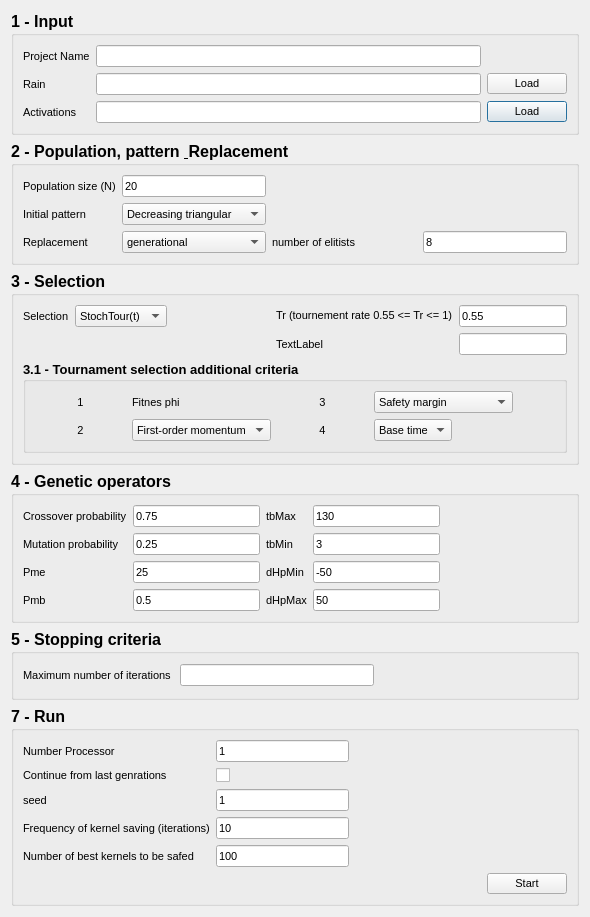
Before: the Qt Designer form dialog.ui in alessioderango/SAKe, drawn with Qt 5.
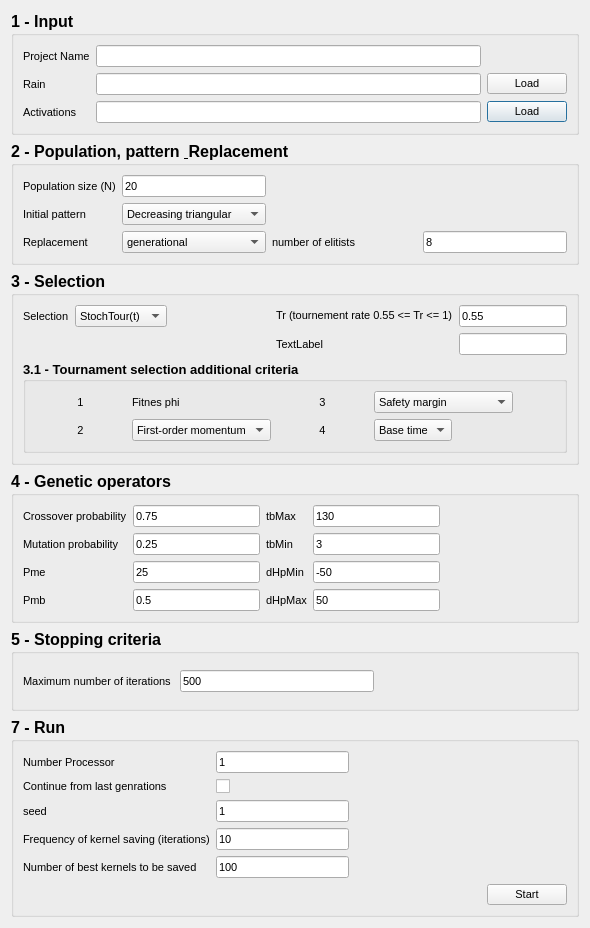
After: the same form once the commit is applied.

Patch:
```diff
--- a/dialog.ui
+++ b/dialog.ui
@@ -10,7 +10,7 @@
     <x>0</x>
     <y>0</y>
     <width>590</width>
-    <height>917</height>
+    <height>928</height>
    </rect>
   </property>
   <property name="sizePolicy">
@@ -984,6 +984,9 @@
               <bold>false</bold>
              </font>
             </property>
+            <property name="text">
+             <string>500</string>
+            </property>
            </widget>
           </item>
           <item>
@@ -1071,7 +1074,7 @@
              </font>
             </property>
             <property name="text">
-             <string>Number of best kernels to be safed</string>
+             <string>Number of best kernels to be saved</string>
             </property>
            </widget>
           </item>
```
